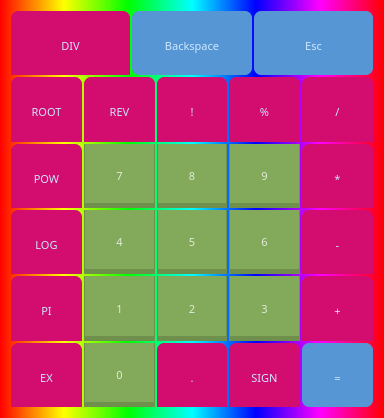
First picture: the form in shortcuts.ui, repository almax07082005/Calculator, before the edit.
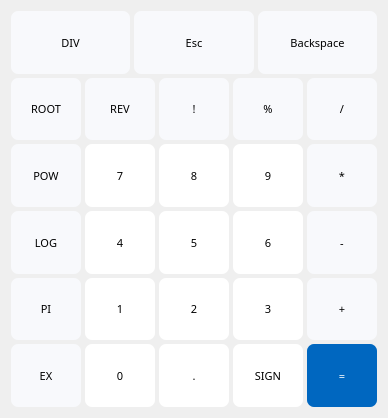
Second picture: the form after the edit.

Diff of the .ui file:
```diff
--- a/shortcuts.ui
+++ b/shortcuts.ui
@@ -16,9 +16,6 @@
   <property name="windowTitle">
    <string>Shortcuts</string>
   </property>
-  <property name="styleSheet">
-   <string notr="true">background-color: qlineargradient(spread:pad, x1:0, y1:0, x2:1, y2:0, stop:0 rgba(255, 0, 0, 255), stop:0.166 rgba(255, 255, 0, 255), stop:0.333 rgba(0, 255, 0, 255), stop:0.5 rgba(0, 255, 255, 255), stop:0.666 rgba(0, 0, 255, 255), stop:0.833 rgba(255, 0, 255, 255), stop:1 rgba(255, 0, 0, 255));</string>
-  </property>
   <property name="modal">
    <bool>false</bool>
   </property>
@@ -26,7 +23,7 @@
    <item row="0" column="0">
     <layout class="QVBoxLayout" name="Buttons">
      <property name="spacing">
-      <number>2</number>
+      <number>4</number>
      </property>
      <property name="sizeConstraint">
       <enum>QLayout::SetDefaultConstraint</enum>
@@ -37,10 +34,10 @@
      <item>
       <layout class="QHBoxLayout" name="horizontalLayout_2">
        <property name="spacing">
-        <number>2</number>
+        <number>4</number>
        </property>
        <item>
-        <widget class="QPushButton" name="button_factorial_2">
+        <widget class="QPushButton" name="button_divisors">
          <property name="sizePolicy">
           <sizepolicy hsizetype="MinimumExpanding" vsizetype="MinimumExpanding">
            <horstretch>0</horstretch>
@@ -73,13 +70,8 @@
          </property>
          <property name="styleSheet">
           <string notr="true">QPushButton {
-	background-color: rgb(211, 12, 112);
-	border: none;
-	padding-top: 5px;
-	color: rgb(205, 231, 255);
+	background-color: rgb(248, 249, 252);
 	border-radius: 7px;
-	border-bottom-left-radius: 0px;
-	border-bottom-right-radius: 0px;
 }
 QPushButton:hover {
 	background-color: rgb(227, 12, 123);
@@ -93,61 +85,6 @@
          </property>
         </widget>
        </item>
-       <item>
-        <widget class="QPushButton" name="button_pop">
-         <property name="sizePolicy">
-          <sizepolicy hsizetype="MinimumExpanding" vsizetype="MinimumExpanding">
-           <horstretch>0</horstretch>
-           <verstretch>0</verstretch>
-          </sizepolicy>
-         </property>
-         <property name="minimumSize">
-          <size>
-           <width>70</width>
-           <height>35</height>
-          </size>
-         </property>
-         <property name="maximumSize">
-          <size>
-           <width>16777215</width>
-           <height>16777215</height>
-          </size>
-         </property>
-         <property name="sizeIncrement">
-          <size>
-           <width>0</width>
-           <height>0</height>
-          </size>
-         </property>
-         <property name="font">
-          <font>
-           <family>Cascadia Mono</family>
-           <pointsize>8</pointsize>
-          </font>
-         </property>
-         <property name="cursor">
-          <cursorShape>ArrowCursor</cursorShape>
-         </property>
-         <property name="styleSheet">
-          <string notr="true">QPushButton {
-	background-color: rgb(87, 150, 212);
-	border: none;
-	padding-top: 5px;
-	color: rgb(205, 231, 255);
-	border-radius: 7px;
-}
-QPushButton:hover {
-	background-color: rgb(95, 166, 232);
-}
-QPushButton:pressed {
-	background-color: rgb(82, 142, 199);
-}</string>
-         </property>
-         <property name="text">
-          <string>Backspace</string>
-         </property>
-        </widget>
-       </item>
        <item>
         <widget class="QPushButton" name="button_erase">
          <property name="sizePolicy">
@@ -185,10 +122,7 @@
          </property>
          <property name="styleSheet">
           <string notr="true">QPushButton {
-	background-color: rgb(87, 150, 212);
-	border: none;
-	padding-top: 5px;
-	color: rgb(205, 231, 255);
+	background-color: rgb(248, 249, 252);
 	border-radius: 7px;
 }
 QPushButton:hover {
@@ -203,15 +137,68 @@
          </property>
         </widget>
        </item>
+       <item>
+        <widget class="QPushButton" name="button_pop">
+         <property name="sizePolicy">
+          <sizepolicy hsizetype="MinimumExpanding" vsizetype="MinimumExpanding">
+           <horstretch>0</horstretch>
+           <verstretch>0</verstretch>
+          </sizepolicy>
+         </property>
+         <property name="minimumSize">
+          <size>
+           <width>70</width>
+           <height>35</height>
+          </size>
+         </property>
+         <property name="maximumSize">
+          <size>
+           <width>16777215</width>
+           <height>16777215</height>
+          </size>
+         </property>
+         <property name="sizeIncrement">
+          <size>
+           <width>0</width>
+           <height>0</height>
+          </size>
+         </property>
+         <property name="font">
+          <font>
+           <family>Cascadia Mono</family>
+           <pointsize>8</pointsize>
+          </font>
+         </property>
+         <property name="toolTip">
+          <string/>
+         </property>
+         <property name="styleSheet">
+          <string notr="true">QPushButton {
+	background-color: rgb(248, 249, 252);
+	border-radius: 7px;
+}
+QPushButton:hover {
+	background-color: rgb(244, 246, 250);
+}
+QPushButton:pressed {
+	background-color: rgb(243, 244, 250);
+	color: rgb(106, 106, 106);
+}</string>
+         </property>
+         <property name="text">
+          <string>Backspace</string>
+         </property>
+        </widget>
+       </item>
       </layout>
      </item>
      <item>
-      <layout class="QHBoxLayout" name="horizontalLayout_7">
+      <layout class="QHBoxLayout" name="horizontalLayout_8">
        <property name="spacing">
-        <number>2</number>
+        <number>4</number>
        </property>
        <item>
-        <widget class="QPushButton" name="button_root">
+        <widget class="QPushButton" name="button_root_2">
          <property name="sizePolicy">
           <sizepolicy hsizetype="MinimumExpanding" vsizetype="MinimumExpanding">
            <horstretch>0</horstretch>
@@ -247,13 +234,8 @@
          </property>
          <property name="styleSheet">
           <string notr="true">QPushButton {
-	background-color: rgb(211, 12, 112);
-	border: none;
-	padding-top: 5px;
-	color: rgb(205, 231, 255);
+	background-color: rgb(248, 249, 252);
 	border-radius: 7px;
-	border-bottom-left-radius: 0px;
-	border-bottom-right-radius: 0px;
 }
 QPushButton:hover {
 	background-color: rgb(227, 12, 123);
@@ -268,7 +250,7 @@
         </widget>
        </item>
        <item>
-        <widget class="QPushButton" name="button_reverse">
+        <widget class="QPushButton" name="button_reverse_2">
          <property name="sizePolicy">
           <sizepolicy hsizetype="MinimumExpanding" vsizetype="MinimumExpanding">
            <horstretch>0</horstretch>
@@ -304,13 +286,8 @@
          </property>
          <property name="styleSheet">
           <string notr="true">QPushButton {
-	background-color: rgb(211, 12, 112);
-	border: none;
-	padding-top: 5px;
-	color: rgb(205, 231, 255);
+	background-color: rgb(248, 249, 252);
 	border-radius: 7px;
-	border-bottom-left-radius: 0px;
-	border-bottom-right-radius: 0px;
 }
 QPushButton:hover {
 	background-color: rgb(227, 12, 123);
@@ -325,7 +302,7 @@
         </widget>
        </item>
        <item>
-        <widget class="QPushButton" name="button_factorial">
+        <widget class="QPushButton" name="button_factorial_2">
          <property name="sizePolicy">
           <sizepolicy hsizetype="MinimumExpanding" vsizetype="MinimumExpanding">
            <horstretch>0</horstretch>
@@ -361,13 +338,8 @@
          </property>
          <property name="styleSheet">
           <string notr="true">QPushButton {
-	background-color: rgb(211, 12, 112);
-	border: none;
-	padding-top: 5px;
-	color: rgb(205, 231, 255);
+	background-color: rgb(248, 249, 252);
 	border-radius: 7px;
-	border-bottom-left-radius: 0px;
-	border-bottom-right-radius: 0px;
 }
 QPushButton:hover {
 	background-color: rgb(227, 12, 123);
@@ -382,7 +354,7 @@
         </widget>
        </item>
        <item>
-        <widget class="QPushButton" name="button_mod">
+        <widget class="QPushButton" name="button_mod_2">
          <property name="sizePolicy">
           <sizepolicy hsizetype="MinimumExpanding" vsizetype="MinimumExpanding">
            <horstretch>0</horstretch>
@@ -418,13 +390,8 @@
          </property>
          <property name="styleSheet">
           <string notr="true">QPushButton {
-	background-color: rgb(211, 12, 112);
-	border: none;
-	padding-top: 5px;
-	color: rgb(205, 231, 255);
+	background-color: rgb(248, 249, 252);
 	border-radius: 7px;
-	border-bottom-left-radius: 0px;
-	border-bottom-right-radius: 0px;
 }
 QPushButton:hover {
 	background-color: rgb(227, 12, 123);
@@ -439,7 +406,7 @@
         </widget>
        </item>
        <item>
-        <widget class="QPushButton" name="button_div">
+        <widget class="QPushButton" name="button_div_2">
          <property name="sizePolicy">
           <sizepolicy hsizetype="MinimumExpanding" vsizetype="MinimumExpanding">
            <horstretch>0</horstretch>
@@ -475,13 +442,8 @@
          </property>
          <property name="styleSheet">
           <string notr="true">QPushButton {
-	background-color: rgb(211, 12, 112);
-	border: none;
-	padding-top: 5px;
-	color: rgb(205, 231, 255);
+	background-color: rgb(248, 249, 252);
 	border-radius: 7px;
-	border-bottom-left-radius: 0px;
-	border-bottom-right-radius: 0px;
 }
 QPushButton:hover {
 	background-color: rgb(227, 12, 123);
@@ -500,7 +462,7 @@
      <item>
       <layout class="QHBoxLayout" name="horizontalLayout_6">
        <property name="spacing">
-        <number>2</number>
+        <number>4</number>
        </property>
        <item>
         <widget class="QPushButton" name="button_pow">
@@ -539,13 +501,8 @@
          </property>
          <property name="styleSheet">
           <string notr="true">QPushButton {
-	background-color: rgb(211, 12, 112);
-	border: none;
-	padding-top: 5px;
-	color: rgb(205, 231, 255);
+	background-color: rgb(248, 249, 252);
 	border-radius: 7px;
-	border-bottom-left-radius: 0px;
-	border-bottom-right-radius: 0px;
 }
 QPushButton:hover {
 	background-color: rgb(227, 12, 123);
@@ -596,13 +553,8 @@
          </property>
          <property name="styleSheet">
           <string notr="true">QPushButton {
-	background-color: rgb(130, 170, 90);
-	border: none;
-	padding-top: 5px;
-	color: rgb(226, 234, 216);
-	border-left: 1px solid rgb(110, 144, 76);
-	border-right: 1px solid rgb(110, 144, 76);
-	border-bottom: 5px solid rgb(110, 144, 76);
+	background-color: rgb(255, 255, 255);
+	border-radius: 7px;
 }
 QPushButton:hover {
 	background-color: rgb(138, 181, 96);
@@ -661,13 +613,8 @@
          </property>
          <property name="styleSheet">
           <string notr="true">QPushButton {
-	background-color: rgb(130, 170, 90);
-	border: none;
-	padding-top: 5px;
-	color: rgb(226, 234, 216);
-	border-left: 1px solid rgb(110, 144, 76);
-	border-right: 1px solid rgb(110, 144, 76);
-	border-bottom: 5px solid rgb(110, 144, 76);
+	background-color: rgb(255, 255, 255);
+	border-radius: 7px;
 }
 QPushButton:hover {
 	background-color: rgb(138, 181, 96);
@@ -726,13 +673,8 @@
          </property>
          <property name="styleSheet">
           <string notr="true">QPushButton {
-	background-color: rgb(130, 170, 90);
-	border: none;
-	padding-top: 5px;
-	color: rgb(226, 234, 216);
-	border-left: 1px solid rgb(110, 144, 76);
-	border-right: 1px solid rgb(110, 144, 76);
-	border-bottom: 5px solid rgb(110, 144, 76);
+	background-color: rgb(255, 255, 255);
+	border-radius: 7px;
 }
 QPushButton:hover {
 	background-color: rgb(138, 181, 96);
@@ -791,13 +733,8 @@
          </property>
          <property name="styleSheet">
           <string notr="true">QPushButton {
-	background-color: rgb(211, 12, 112);
-	border: none;
-	padding-top: 5px;
-	color: rgb(205, 231, 255);
+	background-color: rgb(248, 249, 252);
 	border-radius: 7px;
-	border-bottom-left-radius: 0px;
-	border-bottom-right-radius: 0px;
 }
 QPushButton:hover {
 	background-color: rgb(227, 12, 123);
@@ -814,9 +751,9 @@
       </layout>
      </item>
      <item>
-      <layout class="QHBoxLayout" name="horizontalLayout_8">
+      <layout class="QHBoxLayout" name="horizontalLayout_9">
        <property name="spacing">
-        <number>2</number>
+        <number>4</number>
        </property>
        <item>
         <widget class="QPushButton" name="button_log">
@@ -855,13 +792,8 @@
          </property>
          <property name="styleSheet">
           <string notr="true">QPushButton {
-	background-color: rgb(211, 12, 112);
-	border: none;
-	padding-top: 5px;
-	color: rgb(205, 231, 255);
+	background-color: rgb(248, 249, 252);
 	border-radius: 7px;
-	border-bottom-left-radius: 0px;
-	border-bottom-right-radius: 0px;
 }
 QPushButton:hover {
 	background-color: rgb(227, 12, 123);
@@ -912,13 +844,8 @@
          </property>
          <property name="styleSheet">
           <string notr="true">QPushButton {
-	background-color: rgb(130, 170, 90);
-	border: none;
-	padding-top: 5px;
-	color: rgb(226, 234, 216);
-	border-left: 1px solid rgb(110, 144, 76);
-	border-right: 1px solid rgb(110, 144, 76);
-	border-bottom: 5px solid rgb(110, 144, 76);
+	background-color: rgb(255, 255, 255);
+	border-radius: 7px;
 }
 QPushButton:hover {
 	background-color: rgb(138, 181, 96);
@@ -977,13 +904,8 @@
          </property>
          <property name="styleSheet">
           <string notr="true">QPushButton {
-	background-color: rgb(130, 170, 90);
-	border: none;
-	padding-top: 5px;
-	color: rgb(226, 234, 216);
-	border-left: 1px solid rgb(110, 144, 76);
-	border-right: 1px solid rgb(110, 144, 76);
-	border-bottom: 5px solid rgb(110, 144, 76);
+	background-color: rgb(255, 255, 255);
+	border-radius: 7px;
 }
 QPushButton:hover {
 	background-color: rgb(138, 181, 96);
@@ -1042,13 +964,8 @@
          </property>
          <property name="styleSheet">
           <string notr="true">QPushButton {
-	background-color: rgb(130, 170, 90);
-	border: none;
-	padding-top: 5px;
-	color: rgb(226, 234, 216);
-	border-left: 1px solid rgb(110, 144, 76);
-	border-right: 1px solid rgb(110, 144, 76);
-	border-bottom: 5px solid rgb(110, 144, 76);
+	background-color: rgb(255, 255, 255);
+	border-radius: 7px;
 }
 QPushButton:hover {
 	background-color: rgb(138, 181, 96);
@@ -1107,13 +1024,8 @@
          </property>
          <property name="styleSheet">
           <string notr="true">QPushButton {
-	background-color: rgb(211, 12, 112);
-	border: none;
-	padding-top: 5px;
-	color: rgb(205, 231, 255);
+	background-color: rgb(248, 249, 252);
 	border-radius: 7px;
-	border-bottom-left-radius: 0px;
-	border-bottom-right-radius: 0px;
 }
 QPushButton:hover {
 	background-color: rgb(227, 12, 123);
@@ -1132,7 +1044,7 @@
      <item>
       <layout class="QHBoxLayout" name="horizontalLayout_5">
        <property name="spacing">
-        <number>2</number>
+        <number>4</number>
        </property>
        <item>
         <widget class="QPushButton" name="button_pi">
@@ -1171,13 +1083,8 @@
          </property>
          <property name="styleSheet">
           <string notr="true">QPushButton {
-	background-color: rgb(211, 12, 112);
-	border: none;
-	padding-top: 5px;
-	color: rgb(205, 231, 255);
+	background-color: rgb(248, 249, 252);
 	border-radius: 7px;
-	border-bottom-left-radius: 0px;
-	border-bottom-right-radius: 0px;
 }
 QPushButton:hover {
 	background-color: rgb(227, 12, 123);
@@ -1228,13 +1135,8 @@
          </property>
          <property name="styleSheet">
           <string notr="true">QPushButton {
-	background-color: rgb(130, 170, 90);
-	border: none;
-	padding-top: 5px;
-	color: rgb(226, 234, 216);
-	border-left: 1px solid rgb(110, 144, 76);
-	border-right: 1px solid rgb(110, 144, 76);
-	border-bottom: 5px solid rgb(110, 144, 76);
+	background-color: rgb(255, 255, 255);
+	border-radius: 7px;
 }
 QPushButton:hover {
 	background-color: rgb(138, 181, 96);
@@ -1293,13 +1195,8 @@
          </property>
          <property name="styleSheet">
           <string notr="true">QPushButton {
-	background-color: rgb(130, 170, 90);
-	border: none;
-	padding-top: 5px;
-	color: rgb(226, 234, 216);
-	border-left: 1px solid rgb(110, 144, 76);
-	border-right: 1px solid rgb(110, 144, 76);
-	border-bottom: 5px solid rgb(110, 144, 76);
+	background-color: rgb(255, 255, 255);
+	border-radius: 7px;
 }
 QPushButton:hover {
 	background-color: rgb(138, 181, 96);
@@ -1358,13 +1255,8 @@
          </property>
          <property name="styleSheet">
           <string notr="true">QPushButton {
-	background-color: rgb(130, 170, 90);
-	border: none;
-	padding-top: 5px;
-	color: rgb(226, 234, 216);
-	border-left: 1px solid rgb(110, 144, 76);
-	border-right: 1px solid rgb(110, 144, 76);
-	border-bottom: 5px solid rgb(110, 144, 76);
+	background-color: rgb(255, 255, 255);
+	border-radius: 7px;
 }
 QPushButton:hover {
 	background-color: rgb(138, 181, 96);
@@ -1423,13 +1315,8 @@
          </property>
          <property name="styleSheet">
           <string notr="true">QPushButton {
-	background-color: rgb(211, 12, 112);
-	border: none;
-	padding-top: 5px;
-	color: rgb(205, 231, 255);
+	background-color: rgb(248, 249, 252);
 	border-radius: 7px;
-	border-bottom-left-radius: 0px;
-	border-bottom-right-radius: 0px;
 }
 QPushButton:hover {
 	background-color: rgb(227, 12, 123);
@@ -1448,7 +1335,7 @@
      <item>
       <layout class="QHBoxLayout" name="horizontalLayout_4">
        <property name="spacing">
-        <number>2</number>
+        <number>4</number>
        </property>
        <item>
         <widget class="QPushButton" name="button_e">
@@ -1487,13 +1374,8 @@
          </property>
          <property name="styleSheet">
           <string notr="true">QPushButton {
-	background-color: rgb(211, 12, 112);
-	border: none;
-	padding-top: 5px;
-	color: rgb(205, 231, 255);
+	background-color: rgb(248, 249, 252);
 	border-radius: 7px;
-	border-bottom-left-radius: 0px;
-	border-bottom-right-radius: 0px;
 }
 QPushButton:hover {
 	background-color: rgb(227, 12, 123);
@@ -1544,13 +1426,8 @@
          </property>
          <property name="styleSheet">
           <string notr="true">QPushButton {
-	background-color: rgb(130, 170, 90);
-	border: none;
-	padding-top: 5px;
-	color: rgb(226, 234, 216);
-	border-left: 1px solid rgb(110, 144, 76);
-	border-right: 1px solid rgb(110, 144, 76);
-	border-bottom: 5px solid rgb(110, 144, 76);
+	background-color: rgb(255, 255, 255);
+	border-radius: 7px;
 }
 QPushButton:hover {
 	background-color: rgb(138, 181, 96);
@@ -1609,13 +1486,8 @@
          </property>
          <property name="styleSheet">
           <string notr="true">QPushButton {
-	background-color: rgb(211, 12, 112);
-	border: none;
-	padding-top: 5px;
-	color: rgb(205, 231, 255);
+	background-color: rgb(255, 255, 255);
 	border-radius: 7px;
-	border-bottom-left-radius: 0px;
-	border-bottom-right-radius: 0px;
 }
 QPushButton:hover {
 	background-color: rgb(227, 12, 123);
@@ -1666,13 +1538,8 @@
          </property>
          <property name="styleSheet">
           <string notr="true">QPushButton {
-	background-color: rgb(211, 12, 112);
-	border: none;
-	padding-top: 5px;
-	color: rgb(205, 231, 255);
+	background-color: rgb(255, 255, 255);
 	border-radius: 7px;
-	border-bottom-left-radius: 0px;
-	border-bottom-right-radius: 0px;
 }
 QPushButton:hover {
 	background-color: rgb(227, 12, 123);
@@ -1723,10 +1590,8 @@
          </property>
          <property name="styleSheet">
           <string notr="true">QPushButton {
-	background-color: rgb(87, 150, 212);
-	border: none;
-	padding-top: 5px;
-	color: rgb(205, 231, 255);
+	background-color: rgb(0, 103, 192);
+	color: rgb(255, 255, 255);
 	border-radius: 7px;
 }
 QPushButton:hover {
```
Left out of the diff: 326 changed lines with no effect on the pictures.
